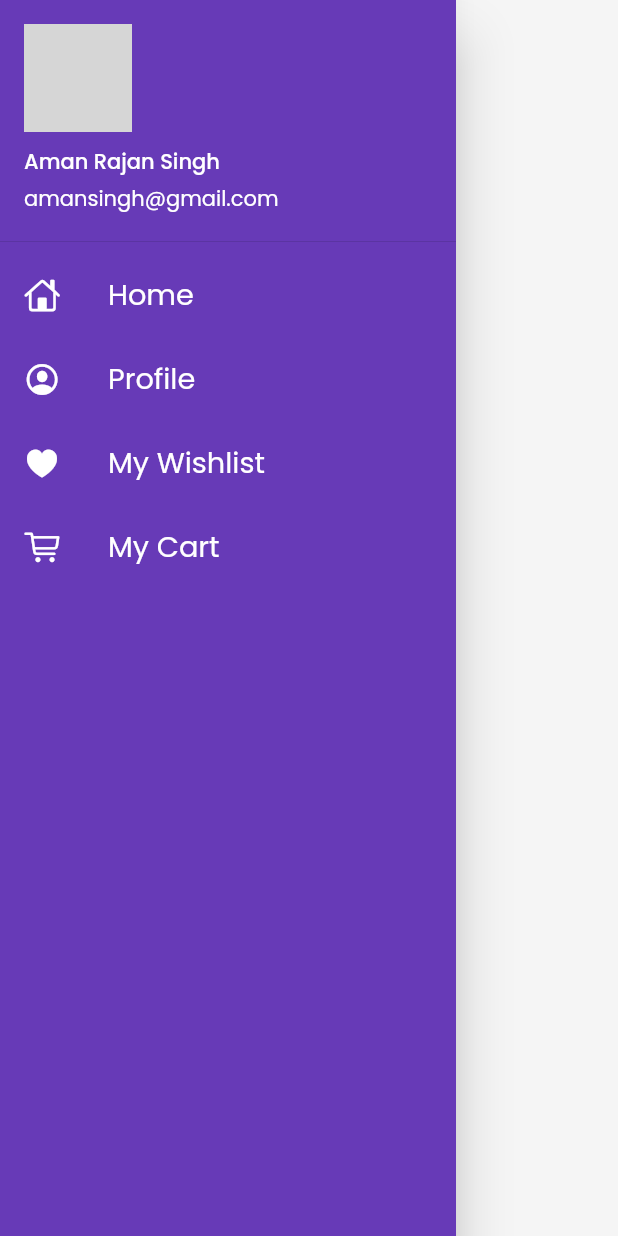
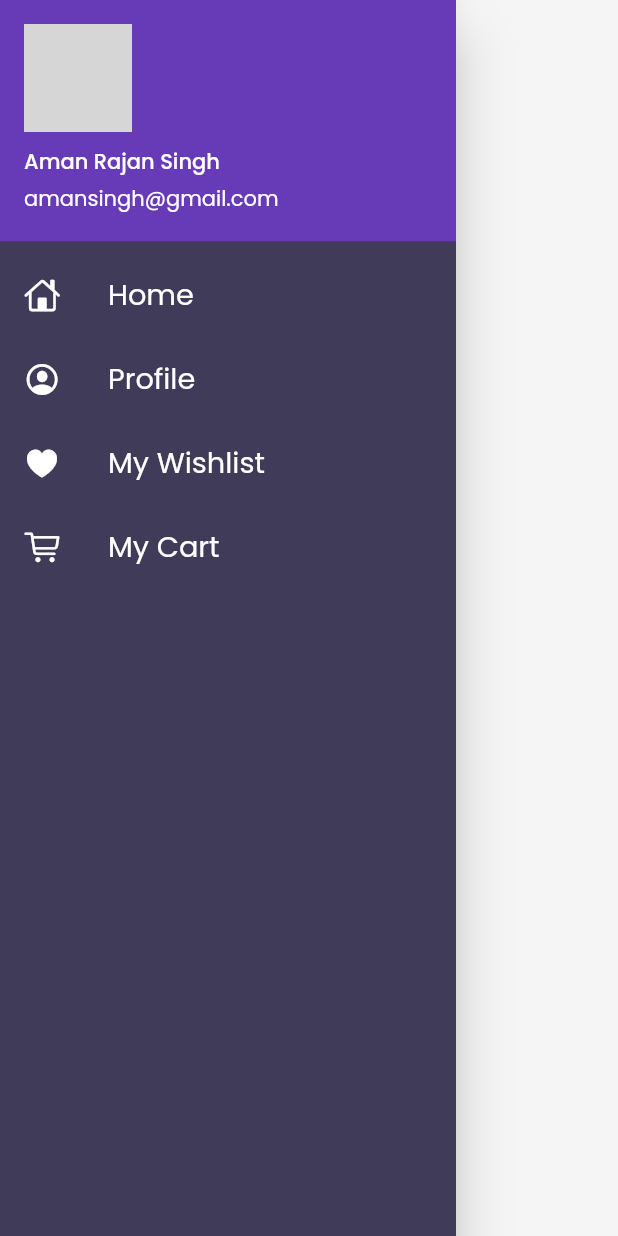
Before and after one commit to AMANSINGH5409/Flutter_Catelog_App, a Flutter app: the MyDrawer widget shown alone on an empty page, opened directly, on a phone screen of 412 x 824 dp. Run offline on Flutter 3.47's test engine with Material 2 defaults, Android fonts, the phone set to English and light mode, and no system bars; our stand-ins replace google_fonts, velocity_x; network calls fail; grey boxes are pictures that could not be loaded.

```diff
--- a/lib/main.dart
+++ b/lib/main.dart
@@ -17,7 +17,7 @@ class MyApp extends StatelessWidget {
       themeMode: ThemeMode.system,
       theme: MyTheme.lightTheme(context),
       darkTheme: MyTheme.DarkTheme(context),
-      initialRoute: MyRoutes.loginRoute,
+      initialRoute: MyRoutes.homeRoute,
       routes: {
         MyRoutes.homeRoute: (context) => const HomePage(),
         MyRoutes.loginRoute: (context) => LoginPage(),
--- a/lib/pages/home_page.dart
+++ b/lib/pages/home_page.dart
@@ -4,6 +4,7 @@ import 'package:flutter/services.dart';
 import 'dart:convert';
 import 'package:flutter_catelog/Models/catelog.dart';
 import 'package:flutter_catelog/utils/routes.dart';
+import 'package:flutter_catelog/widgets/drawer.dart';
 import 'package:flutter_catelog/widgets/themes.dart';
 import 'package:velocity_x/velocity_x.dart';
 
@@ -61,6 +62,8 @@ class _HomePageState extends State<HomePage> {
             ],
           ),
         ),
-        ));
+      ),
+      drawer: MyDrawer(),
+    );
   }
 }
--- a/lib/widgets/drawer.dart
+++ b/lib/widgets/drawer.dart
@@ -1,5 +1,6 @@
 import 'package:flutter/cupertino.dart';
 import 'package:flutter/material.dart';
+import 'package:velocity_x/velocity_x.dart';
 
 class MyDrawer extends StatelessWidget {
   String imageUrl =
@@ -9,10 +10,12 @@ class MyDrawer extends StatelessWidget {
   Widget build(BuildContext context) {
     return Drawer(
       child: Container(
-        color: Colors.deepPurple,
+        color: context.theme.buttonColor,
         child: ListView(
           children: [
-            DrawerHeader(
+            Container(
+              color: Colors.transparent,
+              child: DrawerHeader(
                   padding: EdgeInsets.all(0),
                   child: UserAccountsDrawerHeader(
                     margin: EdgeInsets.all(0),
@@ -22,6 +25,7 @@ class MyDrawer extends StatelessWidget {
                       backgroundImage: NetworkImage(imageUrl),
                     ),
                   )),
+            ),
             const ListTile(
               leading: Icon(
                 CupertinoIcons.home,
--- a/lib/widgets/themes.dart
+++ b/lib/widgets/themes.dart
@@ -8,7 +8,7 @@ class MyTheme {
       fontFamily: GoogleFonts.poppins().fontFamily,
       cardColor: Colors.white,
       canvasColor: creamColor,
-      buttonColor: lightBluishColor,
+      buttonColor: darkBluishColor,
       accentColor: darkBluishColor,
       appBarTheme: const AppBarTheme(
         color: Colors.white,
@@ -34,7 +34,7 @@ class MyTheme {
           color: Colors.white,
         ),
         titleTextStyle: TextStyle(
-            color: Colors.black, fontSize: 20.0, fontWeight: FontWeight.w500),
+            color: Colors.white, fontSize: 20.0, fontWeight: FontWeight.w500),
       ));
 
   //Colors
```
Also changed, not shown: lib/Models/catelog.dart (+8 -10 lines), lib/pages/cart_page.dart (+35 -2 lines). Lines whose indentation alone changed are shown as unchanged.
